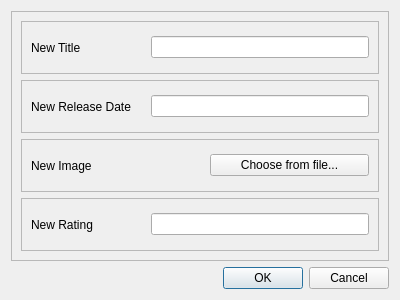
This is ui/edit_dialog.ui in ngfuong/crud-ranking-app as Qt 5 draws it before an edit. The edited form follows.
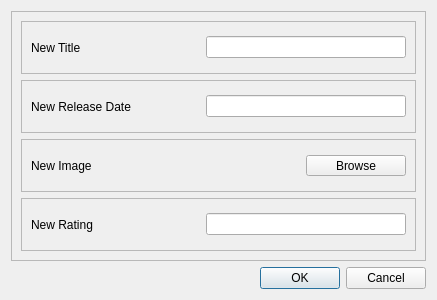
This is the edited form. Icons and pictures are not drawn.

```diff
--- a/ui/edit_dialog.ui
+++ b/ui/edit_dialog.ui
@@ -6,7 +6,7 @@
    <rect>
     <x>0</x>
     <y>0</y>
-    <width>400</width>
+    <width>437</width>
     <height>300</height>
    </rect>
   </property>
@@ -49,7 +49,14 @@
           </widget>
          </item>
          <item>
-          <widget class="QLineEdit" name="titleInput"/>
+          <widget class="QLineEdit" name="titleInput">
+           <property name="maximumSize">
+            <size>
+             <width>200</width>
+             <height>16777215</height>
+            </size>
+           </property>
+          </widget>
          </item>
         </layout>
        </widget>
@@ -80,7 +87,14 @@
           </widget>
          </item>
          <item>
-          <widget class="QLineEdit" name="releasedateInput"/>
+          <widget class="QLineEdit" name="releasedateInput">
+           <property name="maximumSize">
+            <size>
+             <width>200</width>
+             <height>16777215</height>
+            </size>
+           </property>
+          </widget>
          </item>
         </layout>
        </widget>
@@ -111,9 +125,21 @@
           </widget>
          </item>
          <item>
-          <widget class="QPushButton" name="uploadImgButton">
+          <widget class="QToolButton" name="uploadImgButton">
+           <property name="maximumSize">
+            <size>
+             <width>100</width>
+             <height>16777215</height>
+            </size>
+           </property>
            <property name="text">
-            <string>Choose from file...</string>
+            <string>Browse</string>
+           </property>
+           <property name="checkable">
+            <bool>true</bool>
+           </property>
+           <property name="autoExclusive">
+            <bool>true</bool>
            </property>
           </widget>
          </item>
@@ -146,7 +172,14 @@
           </widget>
          </item>
          <item>
-          <widget class="QLineEdit" name="ratingInput"/>
+          <widget class="QLineEdit" name="ratingInput">
+           <property name="maximumSize">
+            <size>
+             <width>200</width>
+             <height>16777215</height>
+            </size>
+           </property>
+          </widget>
          </item>
         </layout>
        </widget>
```
Left out of the diff: 4 changed lines with no effect on the pictures.
